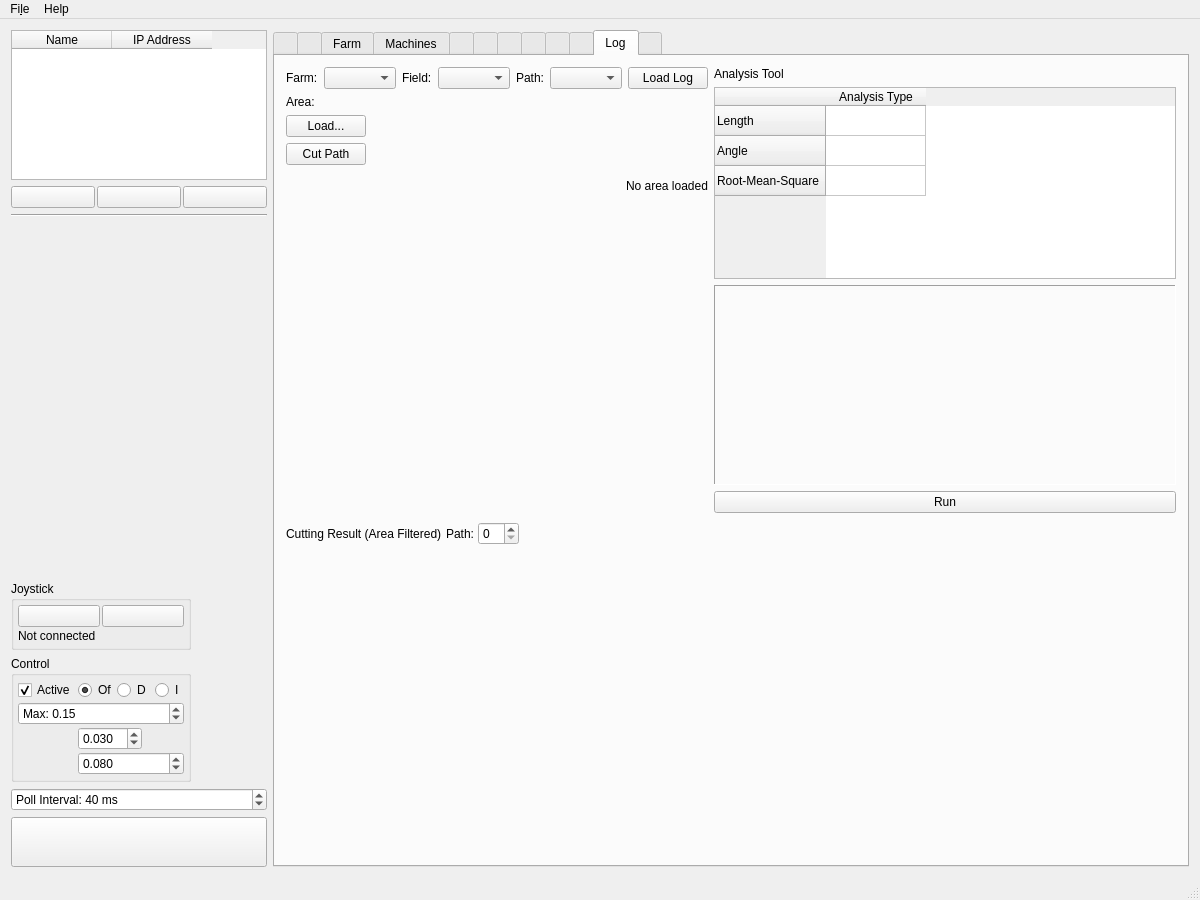
Qt form Linux/RControlStation/mainwindow.ui (GunnarLarssonSLU/rise_sdvp) before a commit.
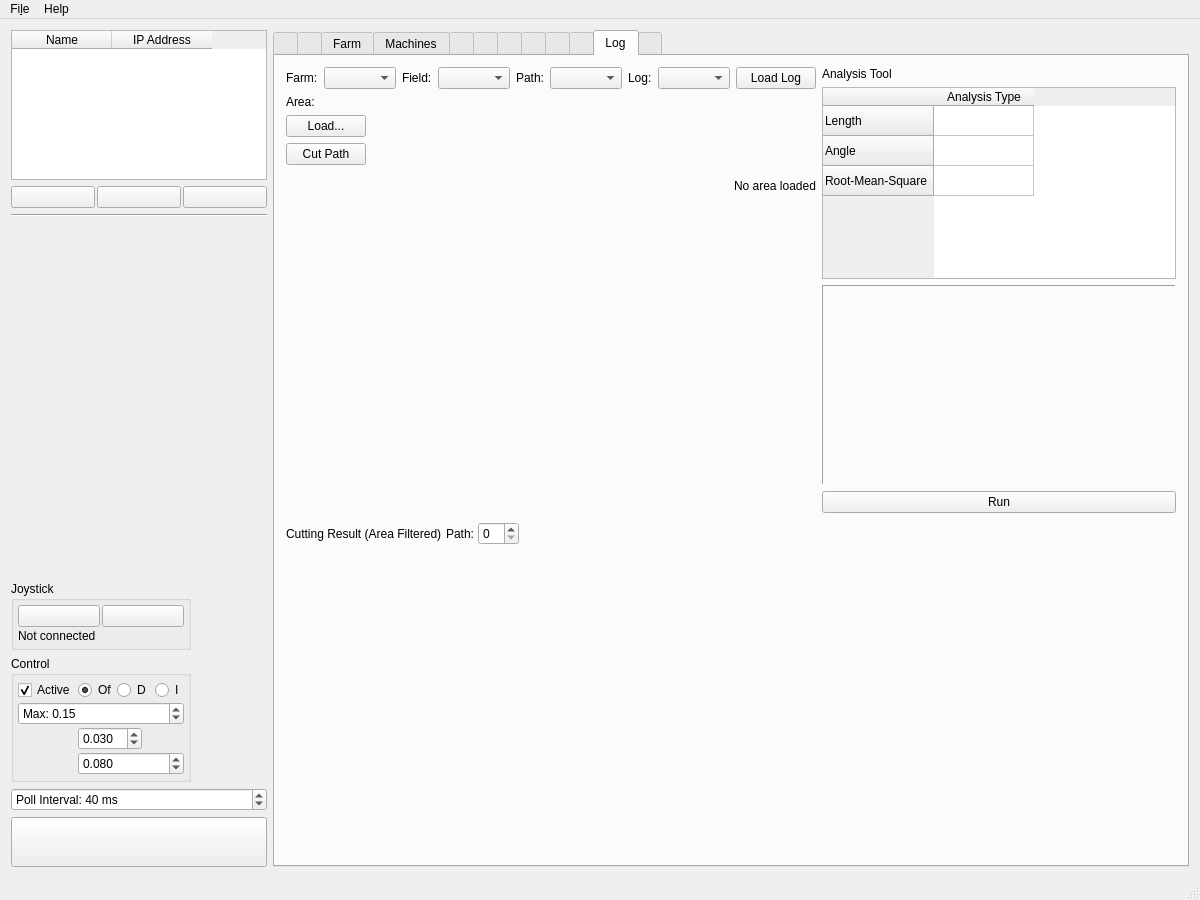
The same form after that commit. The open tabs and pages were chosen to show the change. Icons and pictures are not drawn. Custom widgets are drawn as their Qt base class.

Commit message: Add Log dropdown to log tab with /all_logs?path=ID endpoint

Diff of the .ui file:
```diff
--- a/Linux/RControlStation/mainwindow.ui
+++ b/Linux/RControlStation/mainwindow.ui
@@ -3763,6 +3763,23 @@
               </property>
              </widget>
             </item>
+            <item>
+             <widget class="QLabel" name="labelLog">
+              <property name="text">
+               <string>Log:</string>
+              </property>
+             </widget>
+            </item>
+            <item>
+             <widget class="QComboBox" name="comboBoxLog">
+              <property name="sizePolicy">
+               <sizepolicy hsizetype="Expanding" vsizetype="Fixed">
+                <horstretch>1</horstretch>
+                <verstretch>0</verstretch>
+               </sizepolicy>
+              </property>
+             </widget>
+            </item>
             <item>
              <widget class="QPushButton" name="pushButtonLoadLog">
               <property name="text">
```
Left out of the diff: 3 changed lines with no effect on the pictures. The commit also changes 3 other files.
